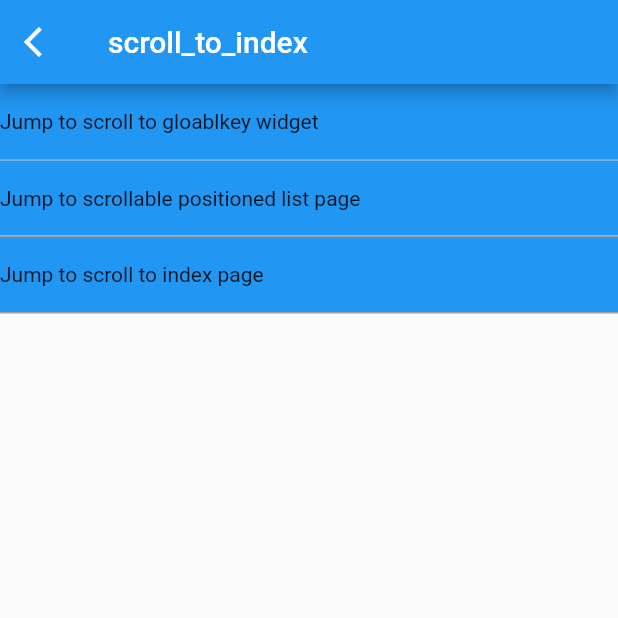
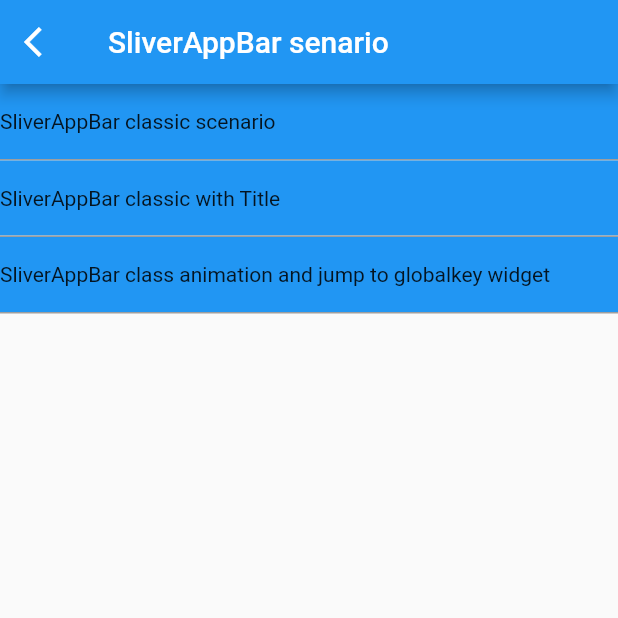
Before and after one commit to iMinger/flutter_investigate_project, a Flutter app: the screen it shows after launch, after a tap on "Jump to scroll to index page", on a phone screen of 412 x 824 dp, the top half of it. Run offline on Flutter 3.47's test engine with Material 2 defaults, Android fonts, the phone set to English and light mode, and no system bars; our stand-ins replace scroll_to_index, scrollable_positioned_list.

Commit message:
SliverAppBar classic scenario and jump to global key widget combine

```diff
--- a/lib/main.dart
+++ b/lib/main.dart
@@ -1,4 +1,4 @@
-import 'package:all_investigate_demo/scroll_to_index/main.dart';
+import 'package:all_investigate_demo/sliver_appbar/main.dart';
 import 'package:flutter/material.dart';
 
 void main() {
@@ -49,6 +49,10 @@ class MyHomePage extends StatefulWidget {
 }
 
 class _MyHomePageState extends State<MyHomePage> {
+  List<String> datas = <String>[
+    'Jump to scroll to index page',
+    'sliver appbar classic scenario',
+  ];
   @override
   Widget build(BuildContext context) {
     return Scaffold(
@@ -60,29 +64,29 @@ class _MyHomePageState extends State<MyHomePage> {
       body: Center(
         // Center is a layout widget. It takes a single child and positions it
         // in the middle of the parent.
-        child: ListView(
-          children: [
-            _buildScrollToIndex(context),
-          ],
-        ),
+        child: ListView.builder(
+            itemCount: datas.length,
+            itemBuilder: (BuildContext context, int index) {
+              return _getRowWidget(context, index);
+            }),
       ), // This trailing comma makes auto-formatting nicer for build methods.
     );
   }
 
-  Widget _buildScrollToIndex(BuildContext context) {
+  Widget _getRowWidget(BuildContext context, int index) {
     return Column(
       children: [
         GestureDetector(
           onTap: () {
             Navigator.of(context).push(MaterialPageRoute(builder: (context) {
-              return ScrollToIndexMain();
+              return SliverAppBarPage();
             }));
           },
           child: Container(
             height: 50,
             color: Colors.blue,
             alignment: Alignment.centerLeft,
-            child: const Text('Jump to scroll to index page'),
+            child: Text(datas[index]),
           ),
         ),
         Container(
--- /dev/null
+++ b/lib/sliver_appbar/main.dart
@@ -0,0 +1,107 @@
+import 'package:all_investigate_demo/sliver_appbar/sliver_app_bar_and_jump_global_key_widget_page.dart';
+import 'package:all_investigate_demo/sliver_appbar/sliver_app_bar_classic_page.dart';
+import 'package:all_investigate_demo/sliver_appbar/sliver_app_bar_classic_with_title_page.dart';
+import 'package:flutter/material.dart';
+
+class SliverAppBarPage extends StatefulWidget {
+  @override
+  State<StatefulWidget> createState() {
+    return _SliverAppBarPage();
+  }
+}
+
+class _SliverAppBarPage extends State<SliverAppBarPage> {
+  @override
+  Widget build(BuildContext context) {
+    return Scaffold(
+      appBar: AppBar(
+        leading: GestureDetector(
+          onTap: () {
+            Navigator.of(context).pop();
+          },
+          child: const Icon(Icons.arrow_back_ios),
+        ),
+        title: const Text('SliverAppBar senario'),
+      ),
+      body: ListView(
+        children: [
+          _buildSliverAppBarPage(context),
+          _buildSliverAppBarWithTitlePage(context),
+          _buildSliverAppBarAndJumpGloablKeyWidget(context),
+        ],
+      ),
+    );
+  }
+
+  Widget _buildSliverAppBarPage(BuildContext context) {
+    return Column(
+      children: [
+        GestureDetector(
+          onTap: () {
+            Navigator.of(context).push(MaterialPageRoute(builder: (context) {
+              return SliverAppBarClassicPage();
+            }));
+          },
+          child: Container(
+            height: 50,
+            color: Colors.blue,
+            alignment: Alignment.centerLeft,
+            child: const Text('SliverAppBar classic scenario'),
+          ),
+        ),
+        Container(
+          height: 1,
+          color: Colors.grey,
+        ),
+      ],
+    );
+  }
+
+  Widget _buildSliverAppBarWithTitlePage(BuildContext context) {
+    return Column(
+      children: [
+        GestureDetector(
+          onTap: () {
+            Navigator.of(context).push(MaterialPageRoute(builder: (context) {
+              return SliverAppBarClassicWithTitlePage();
+            }));
+          },
+          child: Container(
+            height: 50,
+            color: Colors.blue,
+            alignment: Alignment.centerLeft,
+            child: const Text('SliverAppBar classic with Title'),
+          ),
+        ),
+        Container(
+          height: 1,
+          color: Colors.grey,
+        ),
+      ],
+    );
+  }
+
+  Widget _buildSliverAppBarAndJumpGloablKeyWidget(BuildContext context) {
+    return Column(
+      children: [
+        GestureDetector(
+          onTap: () {
+            Navigator.of(context).push(MaterialPageRoute(builder: (context) {
+              return SliverAppBarAndJumpGlobalKeyWidgetPage();
+            }));
+          },
+          child: Container(
+            height: 50,
+            color: Colors.blue,
+            alignment: Alignment.centerLeft,
+            child: const Text('SliverAppBar class animation and jump to globalkey widget'),
+          ),
+        ),
+        Container(
+          height: 1,
+          color: Colors.grey,
+        ),
+      ],
+    );
+  }
+}
```
Also changed, not shown: lib/sliver_appbar/sliver_app_bar_and_jump_global_key_widget_page.dart (added, +181 -0 lines), lib/sliver_appbar/sliver_app_bar_classic_page.dart (added, +74 -0 lines), lib/sliver_appbar/sliver_app_bar_classic_with_title_page.dart (added, +101 -0 lines).
